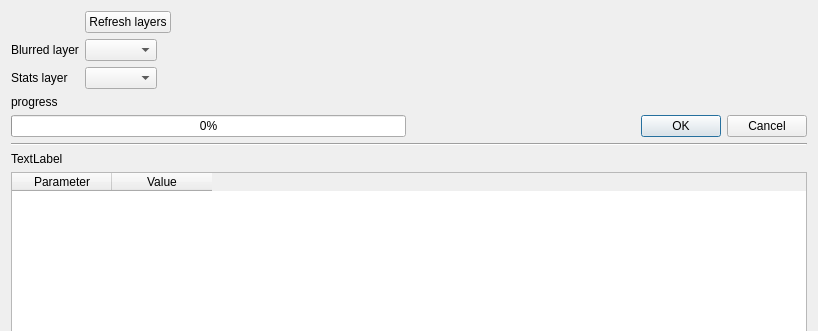
The window that ui/stats.ui (Gustry/Blurring) describes before a commit, drawn with Qt 5; both pictures show x 0 to 818 and y 0 to 331 of the 818 by 728 pixel window.
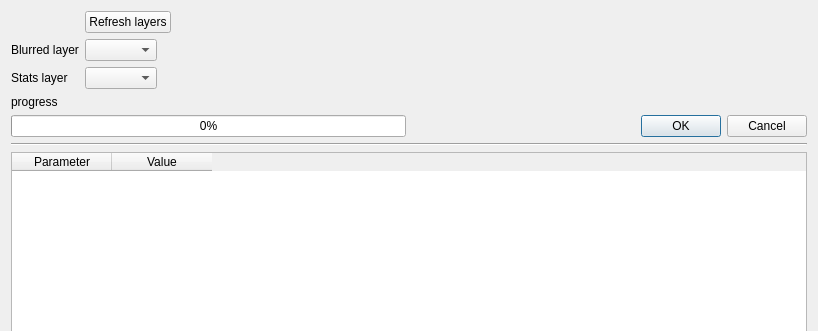
The same window after the commit. Icons and pictures are not drawn.

The edit to the form file:
```diff
--- a/ui/stats.ui
+++ b/ui/stats.ui
@@ -87,13 +87,6 @@
      </property>
     </widget>
    </item>
-   <item>
-    <widget class="QLabel" name="label_3">
-     <property name="text">
-      <string>TextLabel</string>
-     </property>
-    </widget>
-   </item>
    <item>
     <layout class="QHBoxLayout" name="horizontalLayout">
      <item>
```
